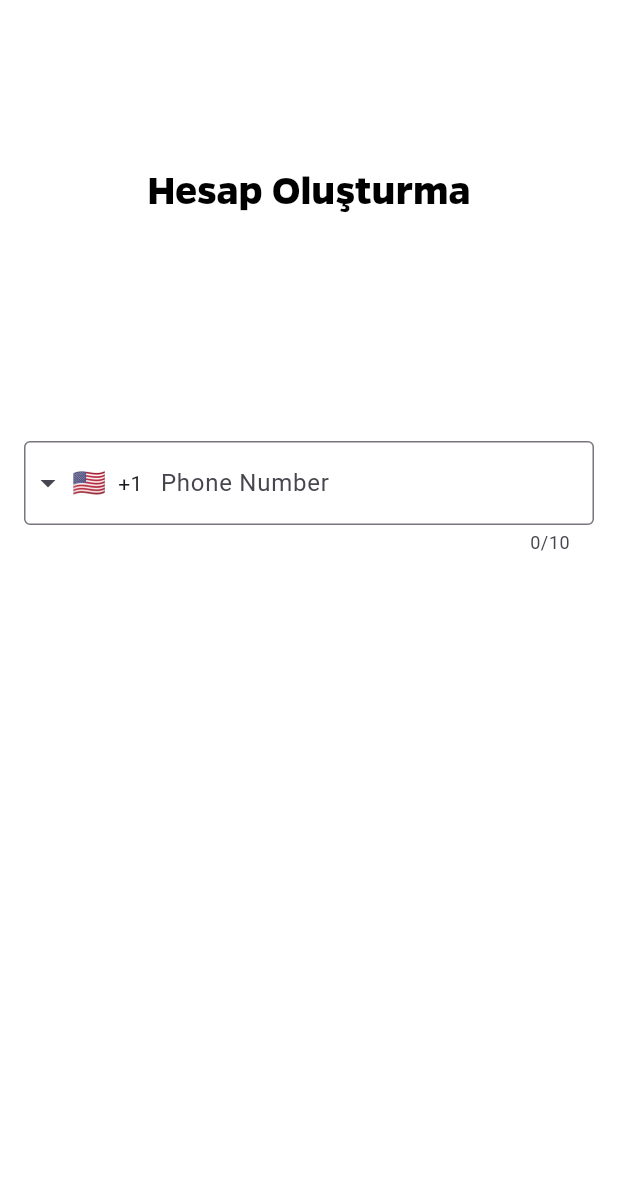
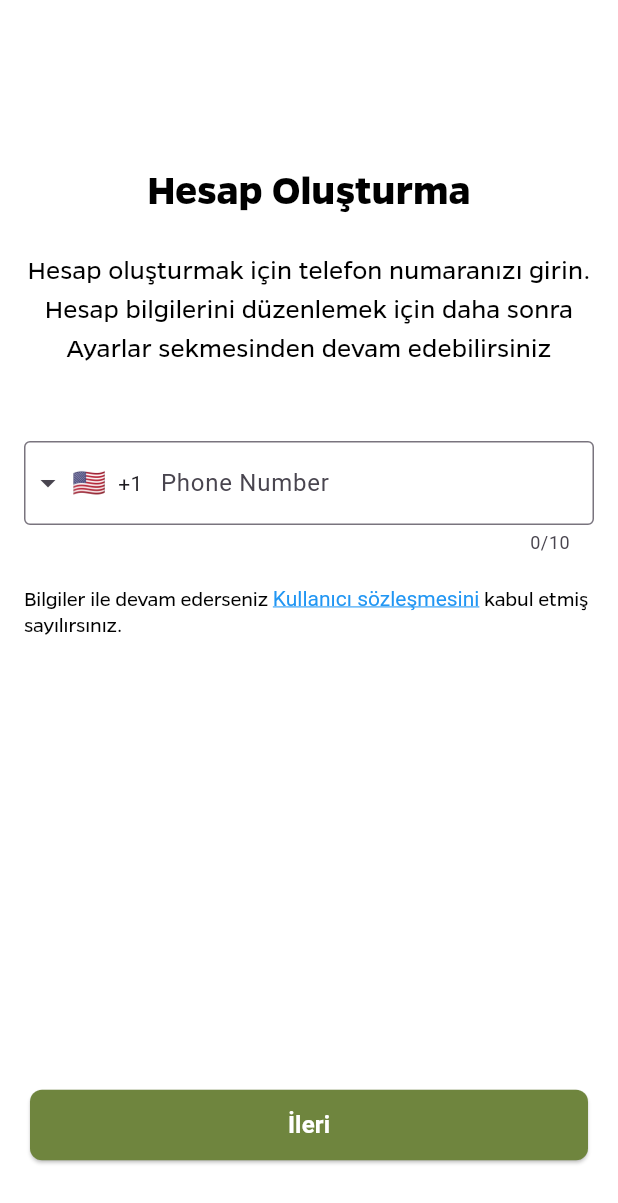
Before and after one commit to alpanet/kidsApp, a Flutter app: the RegisterGathering screen opened by its route, on a phone screen of 412 x 824 dp. Shown: the top 1203 px of the screen. Run offline on Flutter 3.47's test engine with Material 3 defaults, Android fonts, the phone set to English and light mode, and no system bars; drawn by our look-alikes of intl_phone_field; our stand-ins replace auto_route, circular_countdown_timer, flutter_riverpod, flutter_screenutil; project files that could hold a hidden picture were left out.

```diff
--- /dev/null
+++ b/lib/ui/components/button_component.dart
@@ -0,0 +1,43 @@
+import 'package:flutter/material.dart';
+
+class ButtonComponent extends StatelessWidget {
+  final String text;
+  final VoidCallback? onPressed;
+  final Color color;
+  final TextStyle? textStyle;
+  final double borderRadius;
+  final bool enabled;
+
+  const ButtonComponent({
+    super.key,
+    required this.text,
+    required this.onPressed,
+    this.color = const Color(0xFF6F853E),
+    this.textStyle,
+    this.borderRadius = 8.0,
+    this.enabled = true,
+  });
+
+  @override
+  Widget build(BuildContext context) {
+    return ElevatedButton(
+      style: ElevatedButton.styleFrom(
+        backgroundColor: enabled ? color : Colors.grey,
+        shape: RoundedRectangleBorder(
+          borderRadius: BorderRadius.circular(borderRadius),
+        ),
+        padding: const EdgeInsets.symmetric(vertical: 12.0, horizontal: 24.0),
+      ),
+      onPressed: enabled ? onPressed : null,
+      child: Text(
+        text,
+        style: textStyle ??
+            const TextStyle(
+              fontSize: 16,
+              fontWeight: FontWeight.bold,
+              color: Colors.white,
+            ),
+      ),
+    );
+  }
+}
--- /dev/null
+++ b/lib/ui/constants/colors.dart
@@ -0,0 +1,4 @@
+import 'dart:ui';
+
+const primaryColor = Color(0xFF6F853E);
+const textColor = Color(0xFF757575);
--- a/lib/ui/router/app_router.dart
+++ b/lib/ui/router/app_router.dart
@@ -12,7 +12,8 @@ class AppRouter extends RootStackRouter {
     AutoRoute(page: MainRoute.page),
     AutoRoute(page: SplashRoute.page, initial: true, children: [
       AutoRoute(page: OnboardingRoute.page, initial: true),
-      AutoRoute(page: RegisterGathering.page, path: "register")
+      AutoRoute(page: RegisterGathering.page, path: "register"),
+      AutoRoute(page: RegisterOtp.page, path: "registerOtp")
     ]),
   ];
 
--- a/lib/ui/screens/register/register_gathering.dart
+++ b/lib/ui/screens/register/register_gathering.dart
@@ -1,7 +1,9 @@
 import 'package:auto_route/auto_route.dart';
+import 'package:flutter/gestures.dart';
 import 'package:flutter/material.dart';
 import 'package:kids_app/theme.dart';
 import 'package:intl_phone_field/intl_phone_field.dart';
+import 'package:kids_app/ui/components/button_component.dart';
 
 @RoutePage()
 class RegisterGathering extends StatelessWidget {
@@ -11,18 +13,15 @@ class RegisterGathering extends StatelessWidget {
   Widget build(BuildContext context) {
     FocusNode focusNode = FocusNode();
 
-    return Container(
-      decoration: const BoxDecoration(color: AppTheme.primaryBackgoundColor),
-      child: Padding(
+    return Scaffold(
+      backgroundColor: AppTheme.primaryBackgoundColor,
+      body: SingleChildScrollView(
         padding: const EdgeInsets.all(16.0),
-        child: SingleChildScrollView(
         child: Column(
           mainAxisAlignment: MainAxisAlignment.start,
           crossAxisAlignment: CrossAxisAlignment.center,
           children: <Widget>[
-              const Padding(
-                padding: EdgeInsets.only(top: 90.0),
-              ),
+            const SizedBox(height: 90),
             Text(
               'Hesap Oluşturma',
               style: AppTheme.generalTitle,
@@ -31,16 +30,12 @@ class RegisterGathering extends StatelessWidget {
             const SizedBox(height: 20),
             Text(
               'Hesap oluşturmak için telefon numaranızı girin. Hesap bilgilerini düzenlemek için daha sonra Ayarlar sekmesinden devam edebilirsiniz ',
-                style: AppTheme.onboardingSubTitle,
+              style: AppTheme.onboardingSubTitle
+                  .copyWith(color: const Color.fromARGB(255, 0, 0, 0)),
               textAlign: TextAlign.center,
             ),
             const SizedBox(height: 50),
-              Padding(
-                padding: const EdgeInsets.only(bottom: 20.0),
-                child: Align(
-                  alignment: Alignment
-                      .bottomCenter, // Ortada hizalamak için bottomCenter kullanıyoruz
-                  child: IntlPhoneField(
+            IntlPhoneField(
               focusNode: focusNode,
               decoration: const InputDecoration(
                 labelText: 'Phone Number',
@@ -56,10 +51,46 @@ class RegisterGathering extends StatelessWidget {
                 print('Country changed to: ' + country.name);
               },
             ),
+            const SizedBox(height: 20),
+            RichText(
+              textAlign: TextAlign.start,
+              text: TextSpan(
+                style: AppTheme.onboardingSubTitle.copyWith(
+                  color: const Color.fromARGB(255, 0, 0, 0),
+                  fontSize: 14,
                 ),
-              )
+                children: [
+                  const TextSpan(
+                    text: 'Bilgiler ile devam ederseniz ',
+                  ),
+                  TextSpan(
+                    text: 'Kullanıcı sözleşmesini',
+                    style: const TextStyle(
+                      color: Colors.blue,
+                      decoration: TextDecoration.underline,
+                    ),
+                    recognizer: TapGestureRecognizer()
+                      ..onTap = () {
+                        // TODO: Redirect to kullanıcı sözleşmesi
+                        print('Kullanıcı sözleşmesini clicked');
+                      },
+                  ),
+                  const TextSpan(
+                    text: ' kabul etmiş sayılırsınız.',
+                  ),
                 ],
               ),
+            ),
+          ],
+        ),
+      ),
+      bottomNavigationBar: Padding(
+        padding: const EdgeInsets.symmetric(vertical: 50, horizontal: 20),
+        child: ButtonComponent(
+          text: "İleri",
+          onPressed: () {
+            context.router.replaceNamed('registerOtp');
+          },
         ),
       ),
     );
--- a/pubspec.yaml
+++ b/pubspec.yaml
@@ -39,6 +39,7 @@ dependencies:
   flutter_riverpod: ^1.0.4
   flutter_screenutil: ^5.9.3
   auto_route: ^9.2.2
+  circular_countdown_timer: ^0.2.4
 
 
 dev_dependencies:
```
Also changed, not shown: lib/ui/components/countdown_component.dart (added, +67 -0 lines), lib/ui/components/otp_component.dart (added, +73 -0 lines), lib/ui/screens/register/register_otp.dart (added, +106 -0 lines), lib/ui/router/app_router.gr.dart, pubspec.lock. Lines whose indentation alone changed are shown as unchanged.
